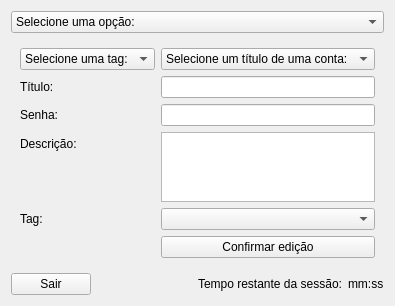
Qt form menu.ui (GabFMM/Gerenciador_de_senhas) before a commit.
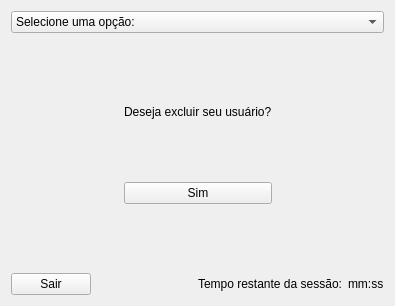
The same form after that commit. Icons and pictures are not drawn.

Commit message: Feita função excluir usuário

The edit to the form file:
```diff
--- a/menu.ui
+++ b/menu.ui
@@ -61,7 +61,7 @@
    <item>
     <widget class="QStackedWidget" name="stackedWidget">
      <property name="currentIndex">
-      <number>3</number>
+      <number>8</number>
      </property>
      <widget class="QWidget" name="Padrao"/>
      <widget class="QWidget" name="MostrarContas">
@@ -571,6 +571,89 @@
        </item>
       </layout>
      </widget>
+     <widget class="QWidget" name="ExcluirUsuario">
+      <layout class="QGridLayout" name="gridLayout_2">
+       <item row="3" column="1">
+        <widget class="QPushButton" name="BotaoExcluirUsuario">
+         <property name="text">
+          <string>Sim</string>
+         </property>
+        </widget>
+       </item>
+       <item row="1" column="0">
+        <spacer name="horizontalSpacer_5">
+         <property name="orientation">
+          <enum>Qt::Orientation::Horizontal</enum>
+         </property>
+         <property name="sizeHint" stdset="0">
+          <size>
+           <width>40</width>
+           <height>20</height>
+          </size>
+         </property>
+        </spacer>
+       </item>
+       <item row="0" column="1">
+        <spacer name="verticalSpacer_2">
+         <property name="orientation">
+          <enum>Qt::Orientation::Vertical</enum>
+         </property>
+         <property name="sizeHint" stdset="0">
+          <size>
+           <width>20</width>
+           <height>40</height>
+          </size>
+         </property>
+        </spacer>
+       </item>
+       <item row="1" column="1">
+        <widget class="QLabel" name="label_18">
+         <property name="text">
+          <string>Deseja excluir seu usuário?</string>
+         </property>
+        </widget>
+       </item>
+       <item row="4" column="1">
+        <spacer name="verticalSpacer">
+         <property name="orientation">
+          <enum>Qt::Orientation::Vertical</enum>
+         </property>
+         <property name="sizeHint" stdset="0">
+          <size>
+           <width>20</width>
+           <height>40</height>
+          </size>
+         </property>
+        </spacer>
+       </item>
+       <item row="1" column="2">
+        <spacer name="horizontalSpacer_6">
+         <property name="orientation">
+          <enum>Qt::Orientation::Horizontal</enum>
+         </property>
+         <property name="sizeHint" stdset="0">
+          <size>
+           <width>40</width>
+           <height>20</height>
+          </size>
+         </property>
+        </spacer>
+       </item>
+       <item row="2" column="1">
+        <spacer name="verticalSpacer_3">
+         <property name="orientation">
+          <enum>Qt::Orientation::Vertical</enum>
+         </property>
+         <property name="sizeHint" stdset="0">
+          <size>
+           <width>20</width>
+           <height>40</height>
+          </size>
+         </property>
+        </spacer>
+       </item>
+      </layout>
+     </widget>
     </widget>
    </item>
    <item>
```
Left out of the diff: 9 changed lines with no effect on the pictures. The commit also changes 4 other files.
